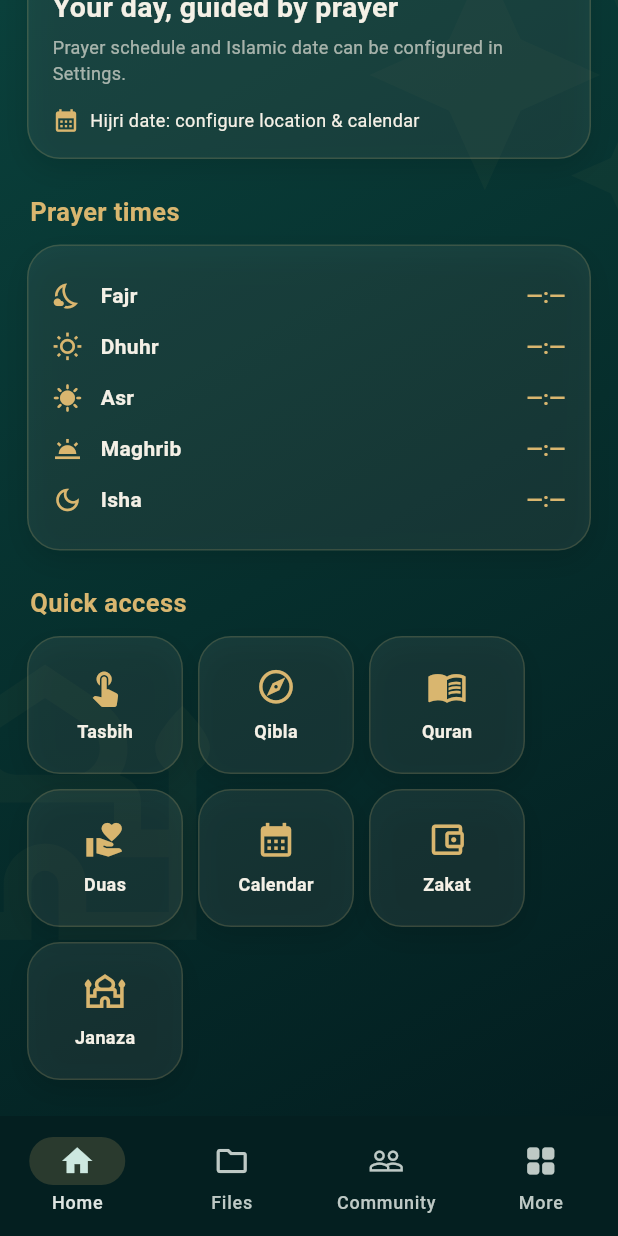
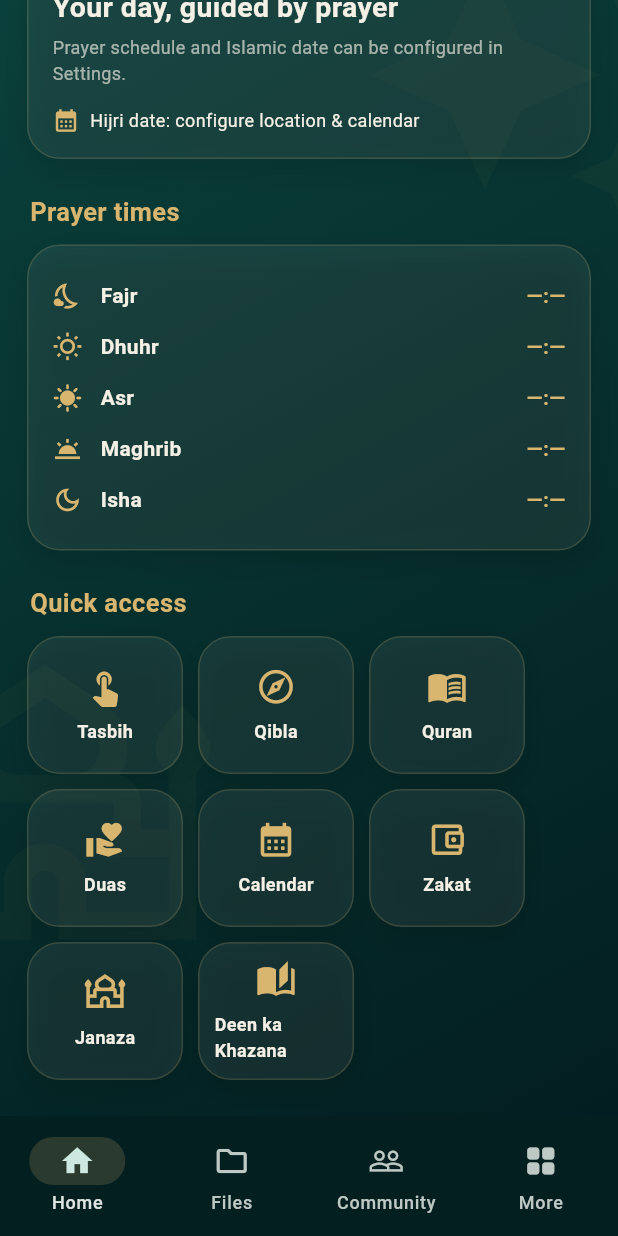
Before and after one commit to ahmad03466784806-star/Deen, a Flutter app: the screen it shows after launch, scrolled down 165 dp, on a phone screen of 412 x 824 dp. Run offline on Flutter 3.47's test engine with Material 3 defaults, Android fonts, the phone set to English and light mode, and no system bars.

Commit message:
Add Deen ka Khazana to Home and More navigation

```diff
--- a/lib/main.dart
+++ b/lib/main.dart
@@ -1,6 +1,7 @@
 import 'package:flutter/material.dart';
 import 'janaza_page.dart';
 import 'duas_page.dart';
+import 'deen_khazana_page.dart';
 
 void main() => runApp(const DeenApp());
 
@@ -158,6 +159,7 @@ class HomePage extends StatelessWidget {
         QuickTile('Calendar', Icons.calendar_month, () => Navigator.push(context, MaterialPageRoute(builder: (_) => const SimpleInfoPage(title: 'Islamic Calendar', icon: Icons.calendar_month, detail: 'Hijri calendar setup will be added.')))),
         QuickTile('Zakat', Icons.account_balance_wallet_outlined, () => Navigator.push(context, MaterialPageRoute(builder: (_) => const ZakatPage()))),
         QuickTile('Janaza', Icons.mosque_outlined, () => Navigator.push(context, MaterialPageRoute(builder: (_) => const JanazaPage()))),
+        QuickTile('Deen ka Khazana', Icons.auto_stories, () => Navigator.push(context, MaterialPageRoute(builder: (_) => const DeenKhazanaPage()))),
       ])),
     ],
   ));
```
